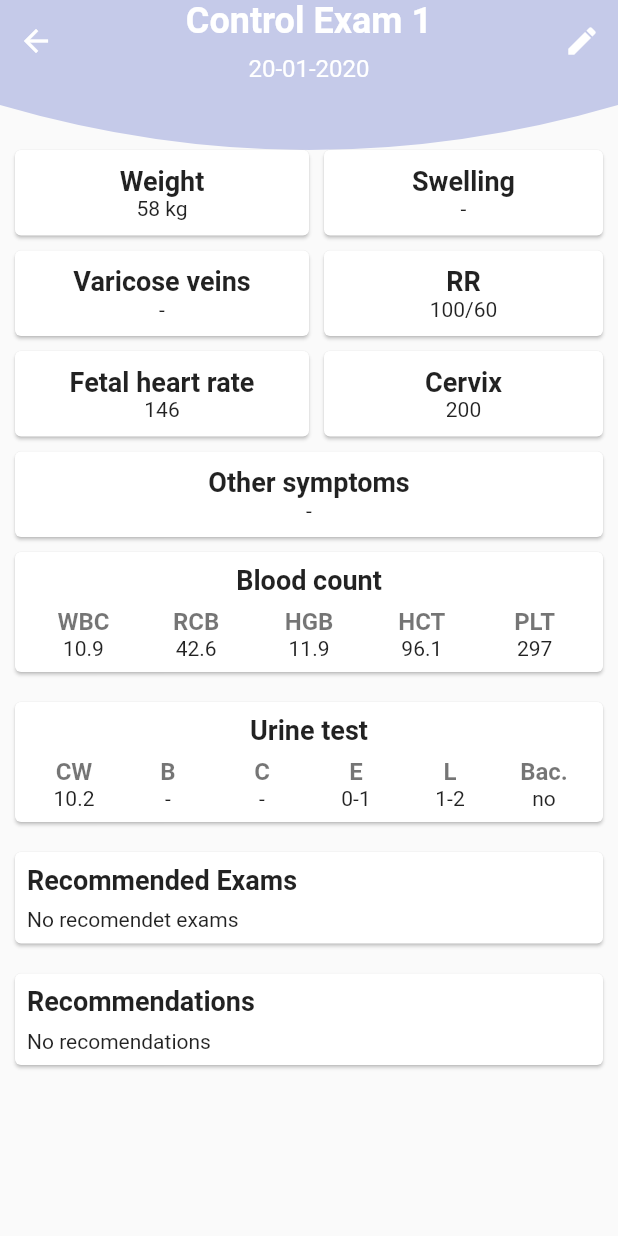
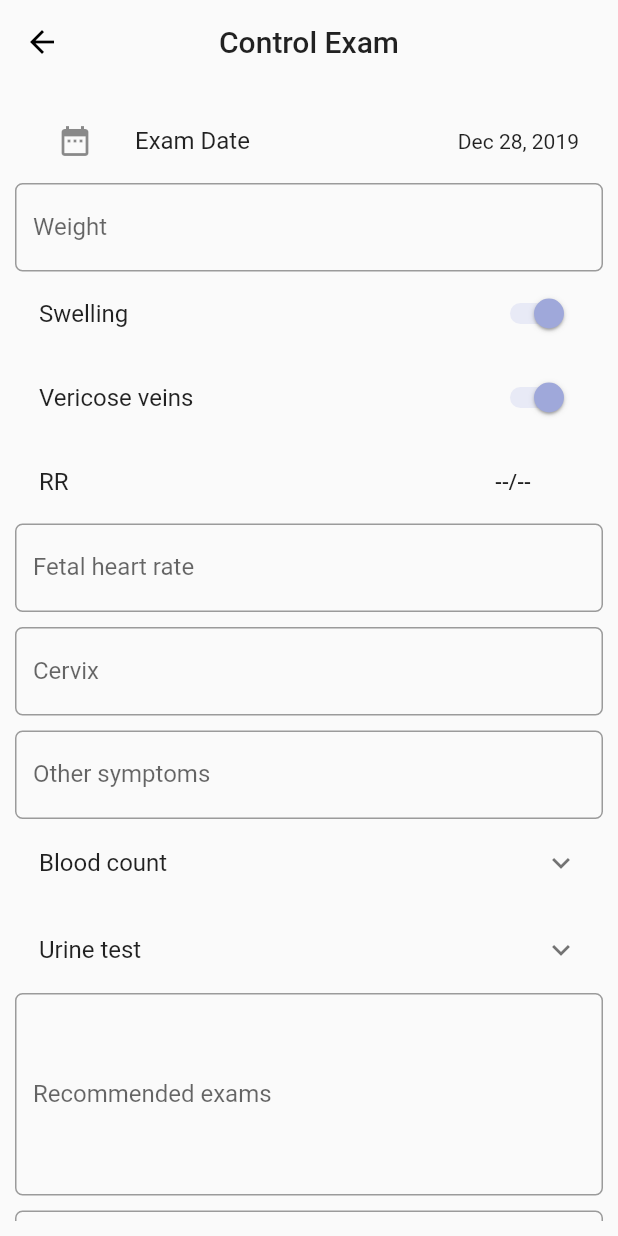
Before and after one commit to ReccaFlames/pregnancy_card, a Flutter app: the ControlExamDetails screen opened directly, after a tap on the "edit" icon, on a phone screen of 412 x 824 dp. Run offline on Flutter 3.47's test engine with Material 2 defaults, Android fonts, the phone set to English and light mode, and no system bars; our stand-ins replace circular_check_box, image_picker, numberpicker; network calls fail; project files that could hold a hidden picture were left out.

Commit message:
tech: added control exam details edit page

```diff
--- a/lib/control_exam_details_page.dart
+++ b/lib/control_exam_details_page.dart
@@ -1,5 +1,6 @@
 import 'package:flutter/material.dart';
 import 'package:pregnancy_card/arc_banner_image.dart';
+import 'package:pregnancy_card/control_exam_edit_page.dart';
 
 class ControlExamDetails extends StatefulWidget {
   @override
@@ -44,10 +45,10 @@ class ControlExamDetailsState extends State<ControlExamDetails> {
           icon: Icon(Icons.edit, color: Colors.white),
           iconSize: 24,
           onPressed: () {
-//            Navigator.push(
-//              context,
-//              MaterialPageRoute(builder: (context) => UsgEditPage()),
-//            );
+            Navigator.push(
+              context,
+              MaterialPageRoute(builder: (context) => ControlExamEditPage()),
+            );
           },
         ),
       ],
--- /dev/null
+++ b/lib/control_exam_edit_page.dart
@@ -0,0 +1,341 @@
+import 'package:flutter/cupertino.dart';
+import 'package:flutter/material.dart';
+import 'package:intl/intl.dart';
+import 'package:numberpicker/numberpicker.dart';
+import 'package:pregnancy_card/number_text_field.dart';
+
+class ControlExamEditPage extends StatefulWidget {
+  @override
+  State<StatefulWidget> createState() => ControlExamEditPageState();
+}
+
+class ControlExamEditPageState extends State<ControlExamEditPage> {
+  String _selectedItem = '--/--';
+  bool _isSwitched = true;
+  bool _isSwitched2 = true;
+  bool _isSwitched3 = false;
+  DateTime _examDate = DateTime.now();
+
+  formFieldDecoration({String labelText}) {
+    return InputDecoration(
+      disabledBorder: OutlineInputBorder(
+          borderRadius: BorderRadius.all(Radius.circular(5.0)),
+          borderSide: BorderSide(color: Colors.black)),
+      border: OutlineInputBorder(
+          borderRadius: BorderRadius.all(Radius.circular(5.0)),
+          borderSide: BorderSide(color: Colors.black)),
+      labelText: labelText,
+    );
+  }
+
+  @override
+  Widget build(BuildContext context) {
+    switchTile({isSwitched, title}) {
+      return ListTile(
+        title: Text(title),
+        trailing: Switch(
+          value: isSwitched,
+          onChanged: (value) {
+            setState(() {
+              isSwitched = value;
+            });
+          },
+          activeTrackColor: Theme.of(context).primaryColorLight,
+          activeColor: Theme.of(context).primaryColorDark,
+        ),
+      );
+    }
+
+    return Scaffold(
+      appBar: AppBar(
+        title: Text('Control Exam'),
+        centerTitle: true,
+        backgroundColor: Colors.transparent,
+        elevation: 0,
+      ),
+      body: Padding(
+        padding: const EdgeInsets.all(10.0),
+        child: ListView(
+          children: <Widget>[
+            ListTile(
+              leading: IconButton(
+                  icon: Icon(Icons.date_range), onPressed: _createDatePicker),
+              title: Text('Exam Date'),
+              trailing: Text(DateFormat.yMMMd().format(_examDate)),
+            ),
+            NumberTextField(
+              decoration: formFieldDecoration(
+                labelText: 'Weight',
+              ),
+            ),
+            switchTile(isSwitched: _isSwitched, title: 'Swelling'),
+            switchTile(isSwitched: _isSwitched2, title: 'Vericose veins'),
+            //RR
+            rrTile(),
+            NumberTextField(
+              decoration: formFieldDecoration(
+                labelText: 'Fetal heart rate',
+              ),
+            ),
+            Padding(
+              padding: const EdgeInsets.only(top: 10.0),
+              child: NumberTextField(
+                decoration: formFieldDecoration(
+                  labelText: 'Cervix',
+                ),
+              ),
+            ),
+            Padding(
+              padding: const EdgeInsets.only(top: 10.0),
+              child: TextFormField(
+                decoration: formFieldDecoration(
+                  labelText: 'Other symptoms',
+                ),
+              ),
+            ),
+            //Blood count
+            ExpansionTile(
+              title: Text('Blood count'),
+              children: <Widget>[
+                NumberTextField(
+                  decoration: formFieldDecoration(
+                    labelText: 'WBC',
+                  ),
+                ),
+                Padding(
+                  padding: const EdgeInsets.only(top: 10.0),
+                  child: NumberTextField(
+                    decoration: formFieldDecoration(
+                      labelText: 'RBC',
+                    ),
+                  ),
+                ),
+                Padding(
+                  padding: const EdgeInsets.only(top: 10.0),
+                  child: NumberTextField(
+                    decoration: formFieldDecoration(
+                      labelText: 'HGB',
+                    ),
+                  ),
+                ),
+                Padding(
+                  padding: const EdgeInsets.only(top: 10.0),
+                  child: NumberTextField(
+                    decoration: formFieldDecoration(
+                      labelText: 'HCT',
+                    ),
+                  ),
+                ),
+                Padding(
+                  padding: const EdgeInsets.only(top: 10.0),
+                  child: NumberTextField(
+                    decoration: formFieldDecoration(
+                      labelText: 'PLT',
+                    ),
+                  ),
+                ),
+              ],
+            ),
+            //Urine test
+            ExpansionTile(
+              title: Text('Urine test'),
+              children: <Widget>[
+                NumberTextField(
+                  decoration: formFieldDecoration(
+                    labelText: 'CW',
+                  ),
+                ),
+                Padding(
+                  padding: const EdgeInsets.only(top: 10.0),
+                  child: NumberTextField(
+                    decoration: formFieldDecoration(
+                      labelText: 'B',
+                    ),
+                  ),
+                ),
+                Padding(
+                  padding: const EdgeInsets.only(top: 10.0),
+                  child: NumberTextField(
+                    decoration: formFieldDecoration(
+                      labelText: 'C',
+                    ),
+                  ),
+                ),
+                Padding(
+                  padding: const EdgeInsets.only(top: 10.0),
+                  child: NumberTextField(
+                    decoration: formFieldDecoration(
+                      labelText: 'E',
+                    ),
+                  ),
+                ),
+                Padding(
+                  padding: const EdgeInsets.only(top: 10.0),
+                  child: NumberTextField(
+                    decoration: formFieldDecoration(
+                      labelText: 'L',
+                    ),
+                  ),
+                ),
+                switchTile(isSwitched: _isSwitched3, title: 'Bac.'),
+              ],
+            ),
+            TextFormField(
+              minLines: 5,
+              maxLines: 10,
+              decoration: formFieldDecoration(
+                labelText: 'Recommended exams',
+              ),
+            ),
+            Padding(
+              padding: const EdgeInsets.only(top: 10.0),
+              child: TextFormField(
+                minLines: 5,
+                maxLines: 10,
+                decoration: formFieldDecoration(
+                  labelText: 'Recommendations',
+                ),
+              ),
+            ),
+          ],
+        ),
+      ),
+    );
+  }
+
+  rrTile() {
+    return ListTile(
+      title: Text('RR'),
+      trailing: FlatButton(
+        child: Text(_selectedItem),
+        onPressed: _createRrPicker,
+      ),
+    );
+  }
+
+  void _createRrPicker() {
+    showModalBottomSheet(
+        context: context,
+        builder: (context) {
+          return Container(
+            color: Color(0xFF737373),
+            height: 220,
+            child: Container(
+              child: _buildBottomNavigationMenu(),
+              decoration: BoxDecoration(
+                color: Theme.of(context).canvasColor,
+                borderRadius: BorderRadius.only(
+                  topLeft: const Radius.circular(10),
+                  topRight: const Radius.circular(10),
+                ),
+              ),
+            ),
+          );
+        });
+  }
+
+  _buildBottomNavigationMenu() {
+    int _currentValue = 0;
+    int _currentValue2 = 0;
+    return Column(
+      children: <Widget>[
+        Row(
+          mainAxisAlignment: MainAxisAlignment.center,
+          children: <Widget>[
+            NumberPicker.integer(
+                initialValue: _currentValue,
+                minValue: 0,
+                maxValue: 500,
+                onChanged: (newValue) =>
+                    setState(() => _currentValue = newValue)),
+            Text(
+              '/',
+              style: TextStyle(fontSize: 30),
+            ),
+            NumberPicker.integer(
+                initialValue: _currentValue2,
+                minValue: 0,
+                maxValue: 500,
+                onChanged: (newValue) =>
+                    setState(() => _currentValue2 = newValue)),
+          ],
+        ),
+        FlatButton(
+          shape: new RoundedRectangleBorder(
+            borderRadius: new BorderRadius.circular(18.0),
+          ),
+          color: Theme.of(context).primaryColorDark,
+          child: Text(
+            'Select',
+            style: TextStyle(
+              color: Colors.white,
+              fontSize: 20,
+            ),
+          ),
+          onPressed: () => setState(() {
+            Navigator.pop(context);
+            _selectedItem = '$_currentValue/$_currentValue2';
+          }),
+        ),
+      ],
+    );
+  }
+
+  void _createDatePicker() {
+    showModalBottomSheet(
+        context: context,
+        builder: (context) {
+          return Container(
+            color: Color(0xFF737373),
+            height: 260,
+            child: Container(
+              child: _buildDatePickerContent(),
+              decoration: BoxDecoration(
+                color: Colors.white,
+                borderRadius: BorderRadius.only(
+                  topLeft: const Radius.circular(10),
+                  topRight: const Radius.circular(10),
+                ),
+              ),
+            ),
+          );
+        });
+  }
+
+  _buildDatePickerContent() {
+    DateTime _selectedDate;
+    return Column(
+      children: <Widget>[
+        Container(
+          margin: new EdgeInsets.only(top: 8),
+          color: Colors.amber,
+          height: 200,
+          child: CupertinoDatePicker(
+            initialDateTime: _examDate,
+            mode: CupertinoDatePickerMode.date,
+            onDateTimeChanged: (newDateTime) {
+              _selectedDate = newDateTime;
+            },
+          ),
+        ),
+        FlatButton(
+          shape: new RoundedRectangleBorder(
+            borderRadius: new BorderRadius.circular(18.0),
+          ),
+          color: Theme.of(context).primaryColorDark,
+          child: Text(
+            'Select',
+            style: TextStyle(
+              color: Colors.white,
+              fontSize: 20,
+            ),
+          ),
+          onPressed: () => setState(() {
+            Navigator.pop(context);
+            _examDate = _selectedDate;
+          }),
+        ),
+      ],
+    );
+  }
+}
--- a/lib/usg_exam_details_content.dart
+++ b/lib/usg_exam_details_content.dart
@@ -23,7 +23,6 @@ class _UsgExamDetailsContentState extends State<UsgExamDetailsContent> {
       'Abd':'100',
       'Fetal anatomi':'Ut enim ad minim veniam, quis nostrud exercitation ullamco laboris nisi ut aliquip ex ea commodo consequat.',
     };
-
 
     buildListItem(index) {
       return Container(
```
